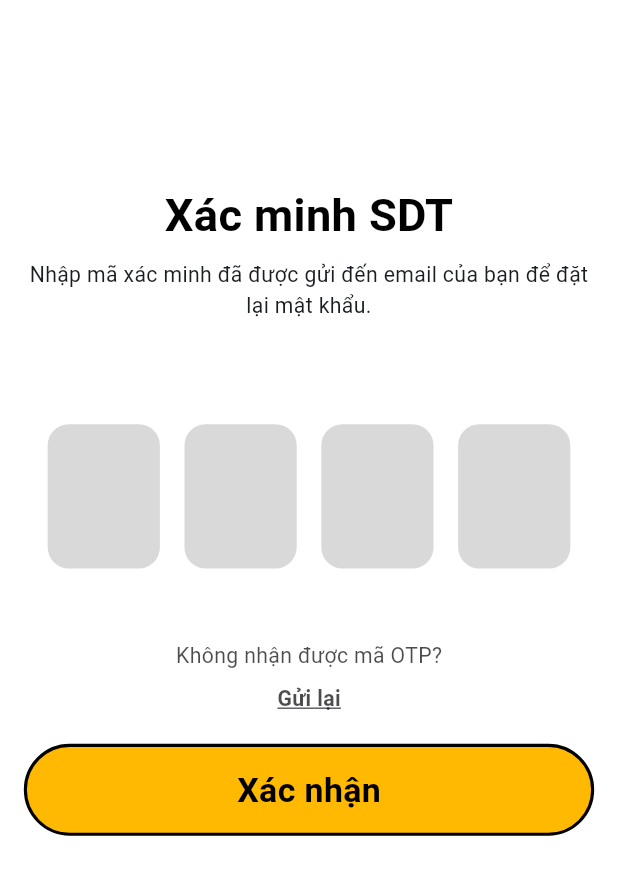
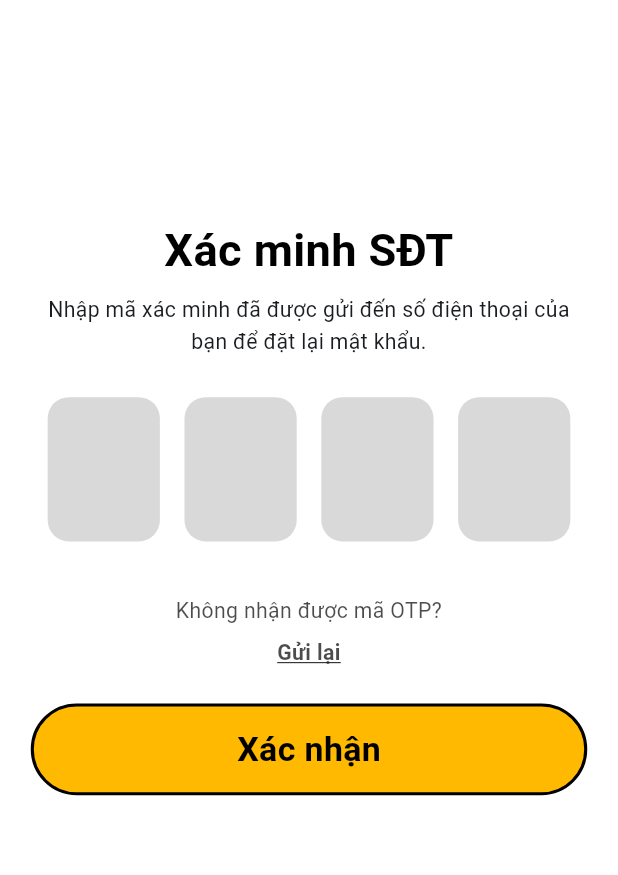
Before and after one commit to dav4k2/DuAnThucTap, a Flutter app: the VerifyResetPhoneScreen screen opened directly, on a phone screen of 412 x 824 dp. Shown: the top 875 px of the screen. Run offline on Flutter 3.47's test engine with Material 3 defaults, Android fonts, the phone set to English and light mode, and no system bars; our stand-ins replace flutter_riverpod, flutter_screenutil; missing offline and left inert: widgetbook.

Commit message:
update fix giao diện trang verify
update

```diff
--- a/lib/screens/enter_verification_code/verify_reset_phone_screen.dart
+++ b/lib/screens/enter_verification_code/verify_reset_phone_screen.dart
@@ -3,7 +3,6 @@ import 'package:flutter_screenutil/flutter_screenutil.dart';
 import 'package:flutter_riverpod/flutter_riverpod.dart';
 
 import 'widgets/title_text.dart';
-
 import 'widgets/otp_input_area.dart';
 import 'widgets/resend_email_text.dart';
 import 'widgets/verify_button.dart';
@@ -25,27 +24,53 @@ class VerifyResetPhoneScreen extends ConsumerWidget {
         return Scaffold(
           backgroundColor: Colors.white,
           body: Center(
-            child: Stack(
-              alignment: Alignment.topCenter,
-              children: [
-                Positioned(top: 62.h, left: 10.w, child: SizedBox(width: 40.w, height: 34.h)),
-                Positioned(
-                  top: 141.h,
-                  child: const TitleText(
-                    title: 'Xác minh SDT',
-                    description: 'Nhập mã xác minh đã được gửi đến email của bạn để đặt lại mật khẩu.',
+            child: Padding(
+              padding: EdgeInsets.symmetric(horizontal: 20.w),
+              child: Column(
+                mainAxisAlignment: MainAxisAlignment.start,
+                crossAxisAlignment: CrossAxisAlignment.center,
+                children: [
+                  SizedBox(height: 62.h),
+                  SizedBox(width: 40.w, height: 34.h),
+
+                  SizedBox(height: 70.h),
+                  const TitleText(
+                    title: 'Xác minh SĐT',
+                    description: 'Nhập mã xác minh đã được gửi đến số điện thoại của bạn để đặt lại mật khẩu.',
                   ),
-                ),
 
-                Positioned(
-                  top: 300.h,
-                  child: OTPInputArea(onChanged: notifier.setCode),
-                ),
-                if (state.errorMessage.isNotEmpty)
-                  Positioned(top: 400.h, child: ErrorMessage(message: state.errorMessage, width: 320.w)),
-                Positioned(top: 453.h, child: ResendEmailText(onTap: () {})),
-                Positioned(top: 526.h, child: VerifyButton(onPressed: () => notifier.submitCode(context))),
-              ],
+                  SizedBox(height: 28.h),
+                  OTPInputArea(
+                    onChanged: notifier.setCode,
+                  ),
+
+                  // lỗi xuất hiện + đẩy UI xuống
+                  AnimatedSwitcher(
+                    duration: const Duration(milliseconds: 200),
+                    child: state.errorMessage.isNotEmpty
+                        ? Padding(
+                      padding: EdgeInsets.only(top: 28.h),
+                      child: ErrorMessage(
+                        message: state.errorMessage,
+                        width: 320.w,
+                      ),
+                    )
+                        : SizedBox(height: 10.h),
+                  ),
+
+                  SizedBox(height: 28.h),
+                  ResendEmailText(
+                    onTap: notifier.resendCode,
+                    isWaiting: state.isWaiting,
+                    secondsLeft: state.secondsLeft,
+                  ),
+
+                  SizedBox(height: 24.h),
+                  VerifyButton(
+                    onPressed: () => notifier.submitCode(context),
+                  ),
+                ],
+              ),
             ),
           ),
         );
--- a/lib/screens/enter_verification_code/widgets/resend_email_text.dart
+++ b/lib/screens/enter_verification_code/widgets/resend_email_text.dart
@@ -2,9 +2,16 @@ import 'package:flutter/material.dart';
 import 'package:flutter_screenutil/flutter_screenutil.dart';
 
 class ResendEmailText extends StatelessWidget {
-  final VoidCallback? onTap;
+  final VoidCallback onTap;
+  final bool isWaiting;
+  final int secondsLeft;
 
-  const ResendEmailText({super.key, this.onTap});
+  const ResendEmailText({
+    super.key,
+    required this.onTap,
+    required this.isWaiting,
+    required this.secondsLeft,
+  });
 
   @override
   Widget build(BuildContext context) {
@@ -21,16 +28,17 @@ class ResendEmailText extends StatelessWidget {
           ),
         ),
         SizedBox(height: 8.h),
+
         GestureDetector(
-          onTap: onTap,
+          onTap: isWaiting ? null : onTap,
           child: Text(
-            'Gửi lại',
+            isWaiting ? "Gửi lại sau $secondsLeft giây" : "Gửi lại",
             textAlign: TextAlign.center,
             style: TextStyle(
-              color: Colors.black.withOpacity(0.7),
+              color: isWaiting ? Colors.grey : Colors.black.withOpacity(0.7),
               fontSize: 15.sp,
               fontWeight: FontWeight.w700,
-              decoration: TextDecoration.underline,
+              decoration: isWaiting ? TextDecoration.none : TextDecoration.underline,
               height: 1.47,
             ),
           ),
```
Also changed, not shown: lib/screens/enter_verification_code/logic/verify_reset_email_provider.dart (+48 -4 lines), lib/screens/enter_verification_code/logic/verify_reset_phone_provider.dart (+48 -4 lines), lib/screens/enter_verification_code/logic/verify_signup_email_provider.dart (+48 -4 lines), lib/screens/enter_verification_code/logic/verify_signup_phone_provider.dart (+48 -4 lines), lib/screens/enter_verification_code/verify_reset_email_screen.dart (+41 -22 lines), lib/screens/enter_verification_code/verify_signup_email_screen.dart (+46 -17 lines), lib/screens/enter_verification_code/verify_signup_phone_screen.dart (+44 -21 lines), 1 other file.
